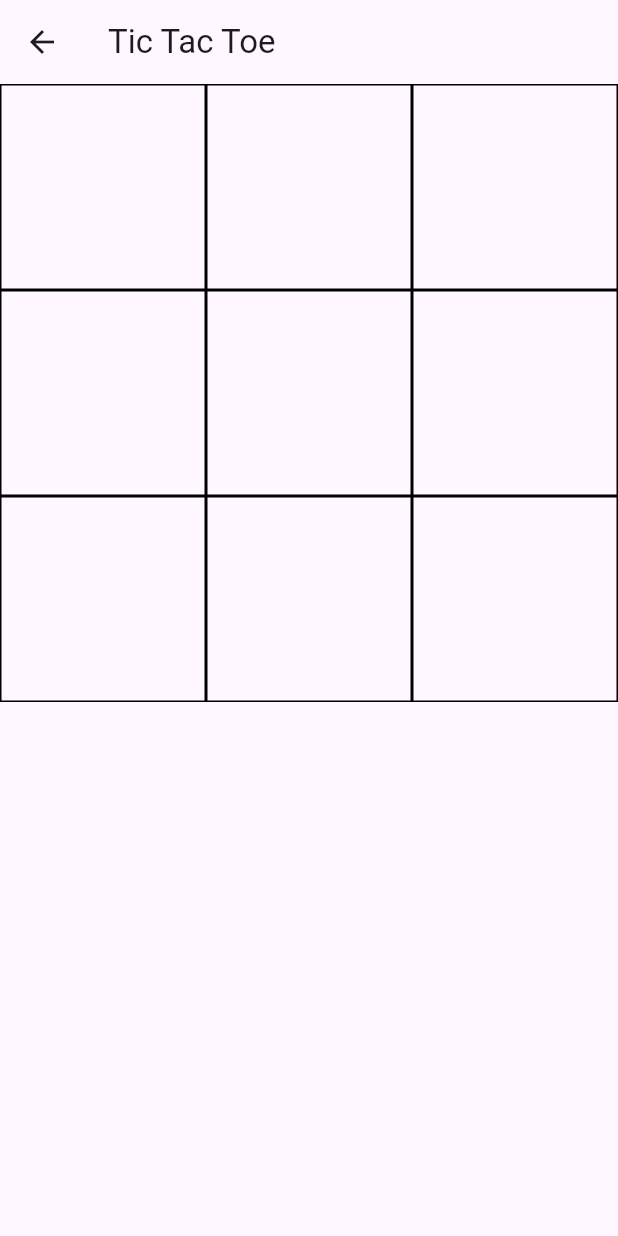
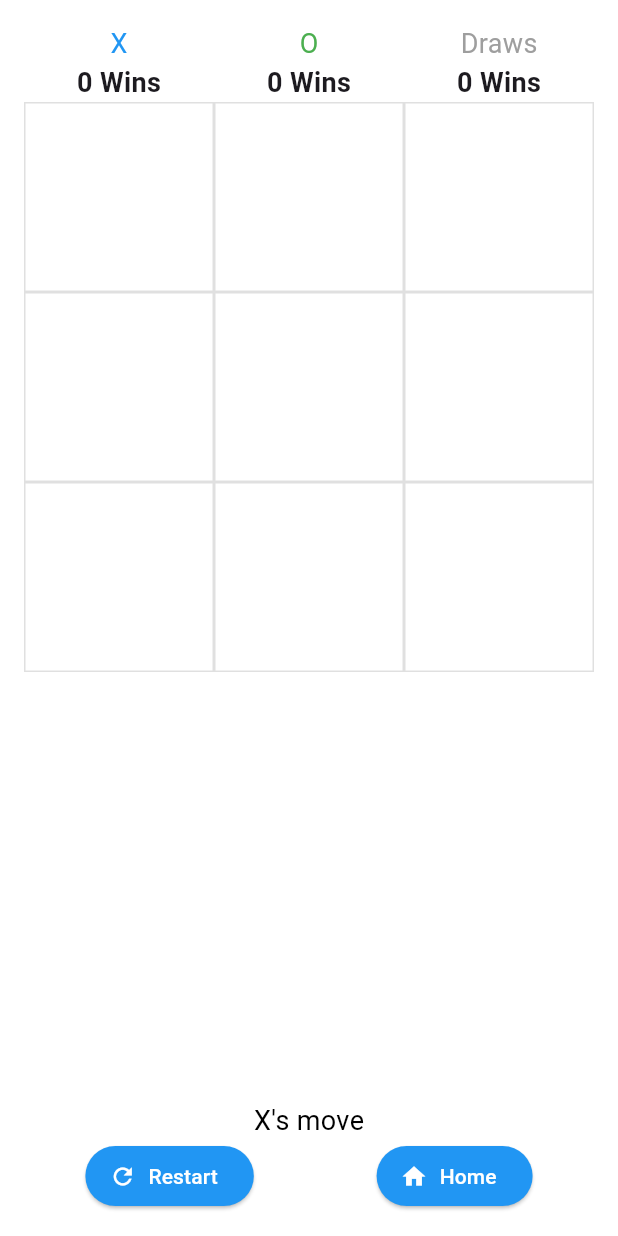
Before and after one commit to koto74/flutter-tic-tac-toe, a Flutter app: the GameScreen screen opened directly, on a phone screen of 412 x 824 dp. Run offline on Flutter 3.47's test engine with Material 3 defaults, Android fonts, the phone set to English and light mode, and no system bars.

Commit message:
feat: Separate scoreboard sources

```diff
--- a/analysis_options.yaml
+++ b/analysis_options.yaml
@@ -23,6 +23,8 @@ linter:
   rules:
     avoid_print: true  # Uncomment to disable the `avoid_print` rule
     prefer_single_quotes: true  # Uncomment to enable the `prefer_single_quotes` rule
+    always_use_package_imports: true
+    avoid_annotating_with_dynamic: true
 
 # Additional information about this file can be found at
 # https://dart.dev/guides/language/analysis-options
--- a/lib/pages/game/game_page.dart
+++ b/lib/pages/game/game_page.dart
@@ -1,4 +1,5 @@
 import 'package:flutter/material.dart';
+import 'package:fluttertictactoe/pages/game/score_board.dart';
 
 class GameScreen extends StatefulWidget {
   const GameScreen({super.key});
@@ -8,46 +9,105 @@ class GameScreen extends StatefulWidget {
 }
 
 class GameScreenState extends State<GameScreen> {
-  List<String> board = List.filled(9, '', growable: false);
+  int xWins = 0;
+  int oWins = 0;
+  int draws = 0;
+  List<String> board = List.filled(9, '');
   String currentPlayer = 'X';
-
-  void _handleTap(int index) {
-    setState(() {
-      if (board[index] == '') {
-        board[index] = currentPlayer;
-        currentPlayer = currentPlayer == 'X' ? 'O' : 'X';
-      }
-    });
-  }
 
   @override
   Widget build(BuildContext context) {
     return Scaffold(
-      appBar: AppBar(
-        title: const Text('Tic Tac Toe'),
-      ),
-      body: GridView.builder(
+      backgroundColor: Colors.white,
+      body: SafeArea(
+        child: Padding(
+          padding: const EdgeInsets.all(16.0),
+          child: Column(
+            mainAxisAlignment: MainAxisAlignment.spaceEvenly,
+            children: <Widget>[
+              ScoreBoard(
+                  xWins: xWins, oWins: oWins, draws: draws), // スコアボードのウィジェットを使用
+              Expanded(
+                child: GridView.builder(
                   gridDelegate: const SliverGridDelegateWithFixedCrossAxisCount(
                     crossAxisCount: 3,
                   ),
                   itemCount: 9,
-        itemBuilder: (context, index) {
+                  itemBuilder: (BuildContext context, int index) {
+                    return _buildGridItem(index);
+                  },
+                ),
+              ),
+              Text(
+                "$currentPlayer's move",
+                style: const TextStyle(color: Colors.black, fontSize: 18),
+              ),
+              Row(
+                mainAxisAlignment: MainAxisAlignment.spaceAround,
+                children: <Widget>[
+                  _actionButton(Icons.refresh, 'Restart', _restartGame),
+                  _actionButton(Icons.home, 'Home', _goHome),
+                ],
+              ),
+            ],
+          ),
+        ),
+      ),
+    );
+  }
+
+  Widget _buildGridItem(int index) {
     return GestureDetector(
       onTap: () => _handleTap(index),
       child: Container(
         decoration: BoxDecoration(
-                border: Border.all(color: Colors.black),
+          border: Border.all(color: Colors.black12),
         ),
         child: Center(
-                child: Text(
-                  board[index],
-                  style: const TextStyle(fontSize: 40),
+          child: Icon(
+            board[index] == 'X'
+                ? Icons.close
+                : board[index] == 'O'
+                    ? Icons.radio_button_unchecked
+                    : null,
+            size: 40,
+            color: board[index] == 'X' ? Colors.blue : Colors.green,
           ),
         ),
       ),
     );
-        },
+  }
+
+  void _handleTap(int index) {
+    if (board[index] == '') {
+      setState(() {
+        board[index] = currentPlayer;
+        currentPlayer = currentPlayer == 'X' ? 'O' : 'X';
+      });
+    }
+  }
+
+  Widget _actionButton(IconData icon, String label, VoidCallback onPressed) {
+    return ElevatedButton.icon(
+      icon: Icon(icon),
+      label: Text(label),
+      onPressed: onPressed,
+      style: ElevatedButton.styleFrom(
+        backgroundColor: Colors.blue,
+        foregroundColor: Colors.white,
+        minimumSize: const Size(100, 40),
       ),
     );
   }
+
+  void _restartGame() {
+    setState(() {
+      board = List.filled(9, '');
+      currentPlayer = 'X';
+    });
   }
+
+  void _goHome() {
+    Navigator.pop(context); // ホーム画面に戻る
+  }
+}
--- /dev/null
+++ b/lib/pages/game/score_board.dart
@@ -0,0 +1,36 @@
+import 'package:flutter/material.dart';
+
+class ScoreBoard extends StatelessWidget {
+  final int xWins;
+  final int oWins;
+  final int draws;
+
+  const ScoreBoard({
+    Key? key,
+    required this.xWins,
+    required this.oWins,
+    required this.draws,
+  }) : super(key: key);
+
+  @override
+  Widget build(BuildContext context) {
+    return Row(
+      mainAxisAlignment: MainAxisAlignment.spaceAround,
+      children: <Widget>[
+        _scoreTile('X', xWins, Colors.blue),
+        _scoreTile('O', oWins, Colors.green),
+        _scoreTile('Draws', draws, Colors.grey),
+      ],
+    );
+  }
+
+  Widget _scoreTile(String player, int score, Color color) {
+    return Column(
+      children: <Widget>[
+        Text(player, style: TextStyle(fontSize: 18, color: color)),
+        Text('$score Wins',
+            style: TextStyle(fontSize: 18, fontWeight: FontWeight.bold)),
+      ],
+    );
+  }
+}
```
Lines whose indentation alone changed are shown as unchanged.
